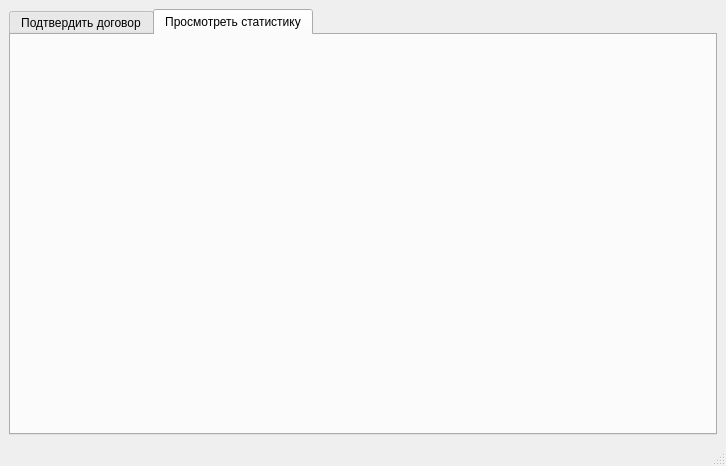
Before: the Qt Designer form MDKP/accountantwindow.ui in MiFit1/OSOGO, drawn with Qt 5.
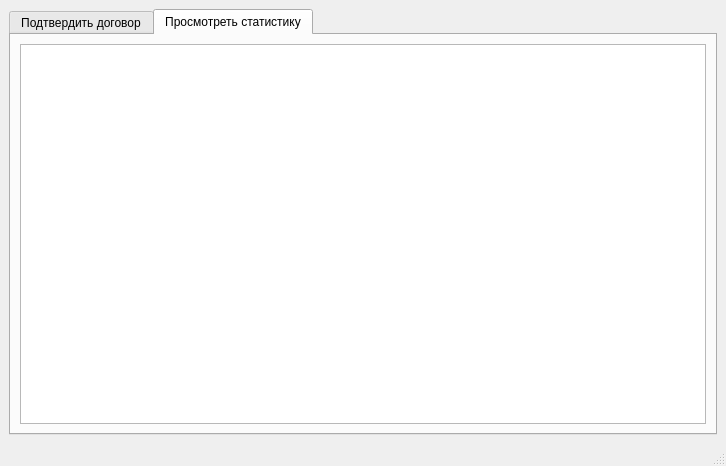
After: the same form once the commit is applied. The open tabs and pages were chosen to show the change.

Patch:
```diff
--- a/MDKP/accountantwindow.ui
+++ b/MDKP/accountantwindow.ui
@@ -34,7 +34,11 @@
        <attribute name="title">
         <string>Просмотреть статистику</string>
        </attribute>
-       <layout class="QHBoxLayout" name="horizontalLayout_2"/>
+       <layout class="QHBoxLayout" name="horizontalLayout_2">
+        <item>
+         <widget class="QTableView" name="tableView"/>
+        </item>
+       </layout>
       </widget>
      </widget>
     </item>
```
